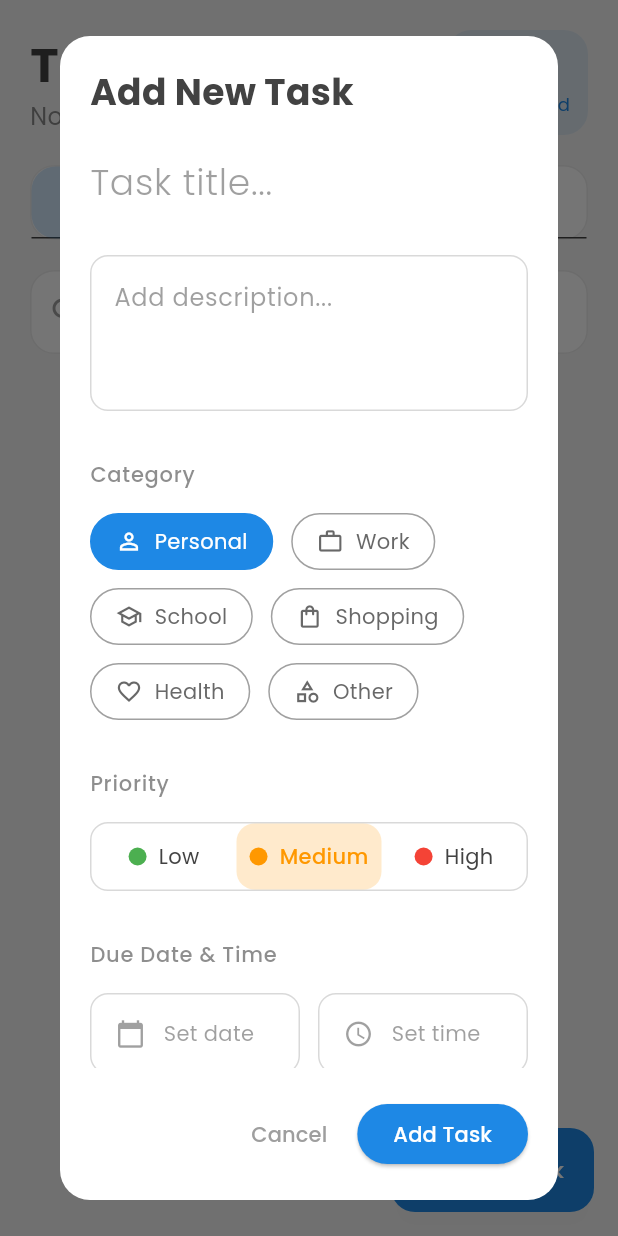
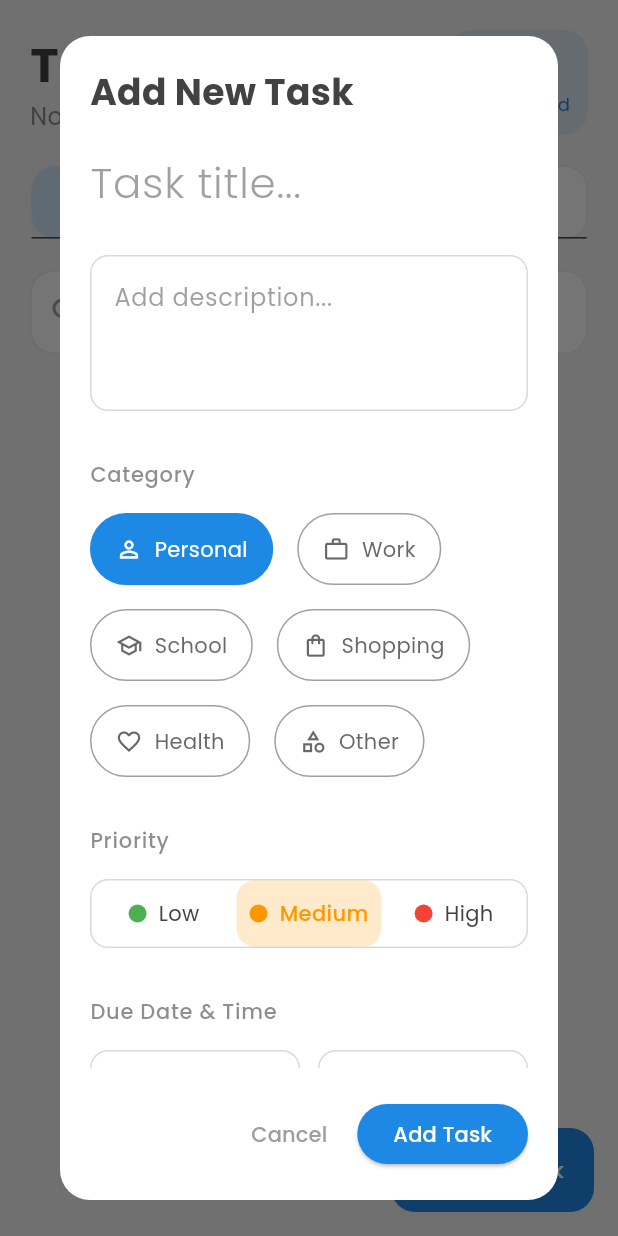
Before and after one commit to callmeartan/habitly, a Flutter app: the TasksScreen screen opened directly, after a tap on "New Task", on a phone screen of 412 x 824 dp. Run offline on Flutter 3.47's test engine with Material 3 defaults, Android fonts, the phone set to English and light mode, and no system bars; our stand-ins replace firebase_auth, firebase_core, flutter_local_notifications, google_fonts, image_picker, shared_preferences and 3 more; accounts and stored records are empty.

Commit message:
enhancing the UI/UX

```diff
--- a/lib/widgets/task_form.dart
+++ b/lib/widgets/task_form.dart
@@ -93,7 +93,7 @@ class _TaskFormState extends State<TaskForm> {
     return TextFormField(
       initialValue: widget.initialTitle,
       style: GoogleFonts.poppins(
-        fontSize: 24,
+        fontSize: 28,
         color: colorScheme.onSurface,
         fontWeight: FontWeight.w300,
       ),
@@ -101,7 +101,7 @@ class _TaskFormState extends State<TaskForm> {
         hintText: 'Task title...',
         hintStyle: GoogleFonts.poppins(
           color: colorScheme.onSurface.withOpacity(0.5),
-          fontSize: 24,
+          fontSize: 28,
           fontWeight: FontWeight.w300,
         ),
         border: InputBorder.none,
@@ -124,6 +124,7 @@ class _TaskFormState extends State<TaskForm> {
       initialValue: widget.initialDescription,
       style: GoogleFonts.poppins(
         fontSize: 16,
+        height: 1.5,
         color: colorScheme.onSurface,
       ),
       maxLines: 3,
@@ -175,8 +176,8 @@ class _TaskFormState extends State<TaskForm> {
         ),
         const SizedBox(height: 16),
         Wrap(
-          spacing: 12,
-          runSpacing: 12,
+          spacing: 16,
+          runSpacing: 16,
           children: categories.map((category) {
             final isSelected = currentCategory == category.$1;
             return InkWell(
@@ -187,7 +188,8 @@ class _TaskFormState extends State<TaskForm> {
               borderRadius: BorderRadius.circular(24),
               child: AnimatedContainer(
                 duration: const Duration(milliseconds: 200),
-                padding: const EdgeInsets.symmetric(horizontal: 16, vertical: 8),
+                padding: const EdgeInsets.symmetric(horizontal: 16, vertical: 12),
+                height: 48,
                 decoration: BoxDecoration(
                   color: isSelected ? colorScheme.primary : colorScheme.surface,
                   borderRadius: BorderRadius.circular(24),
@@ -321,7 +323,8 @@ class _TaskFormState extends State<TaskForm> {
                 onTap: () => _showDatePicker(context),
                 borderRadius: BorderRadius.circular(12),
                 child: Container(
-                  padding: const EdgeInsets.all(16),
+                  padding: const EdgeInsets.symmetric(vertical: 16, horizontal: 16),
+                  height: 56,
                   decoration: BoxDecoration(
                     color: colorScheme.surface,
                     borderRadius: BorderRadius.circular(12),
@@ -359,7 +362,8 @@ class _TaskFormState extends State<TaskForm> {
                 onTap: () => _showTimePicker(context),
                 borderRadius: BorderRadius.circular(12),
                 child: Container(
-                  padding: const EdgeInsets.all(16),
+                  padding: const EdgeInsets.symmetric(vertical: 16, horizontal: 16),
+                  height: 56,
                   decoration: BoxDecoration(
                     color: colorScheme.surface,
                     borderRadius: BorderRadius.circular(12),
```
Lines whose indentation alone changed are shown as unchanged.
